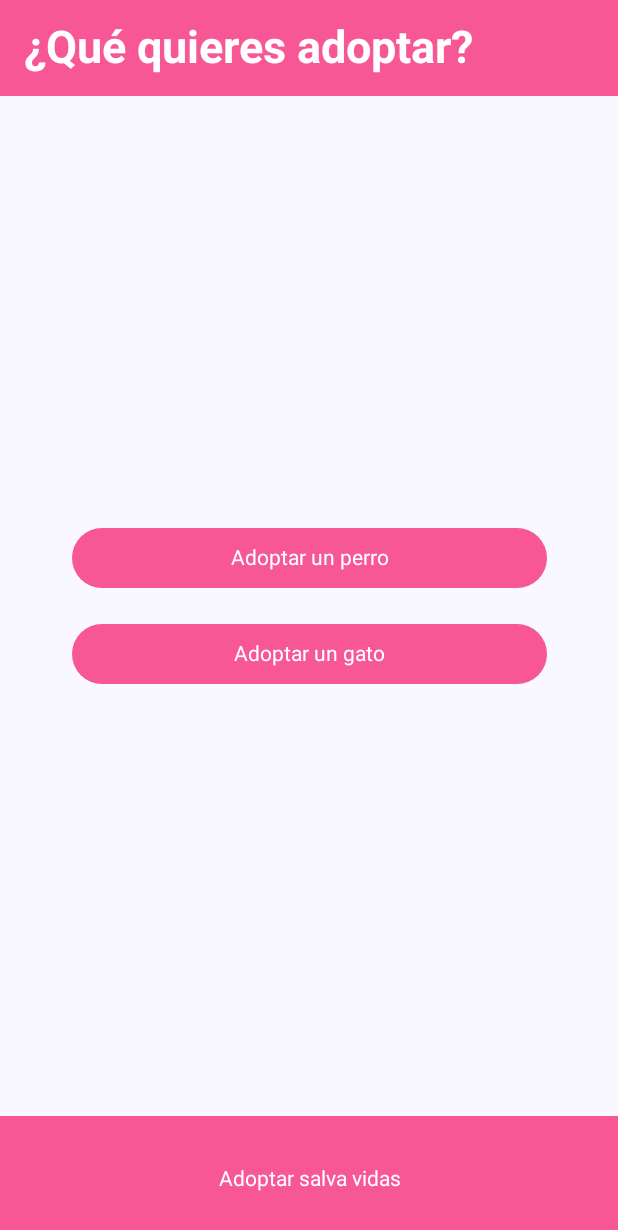
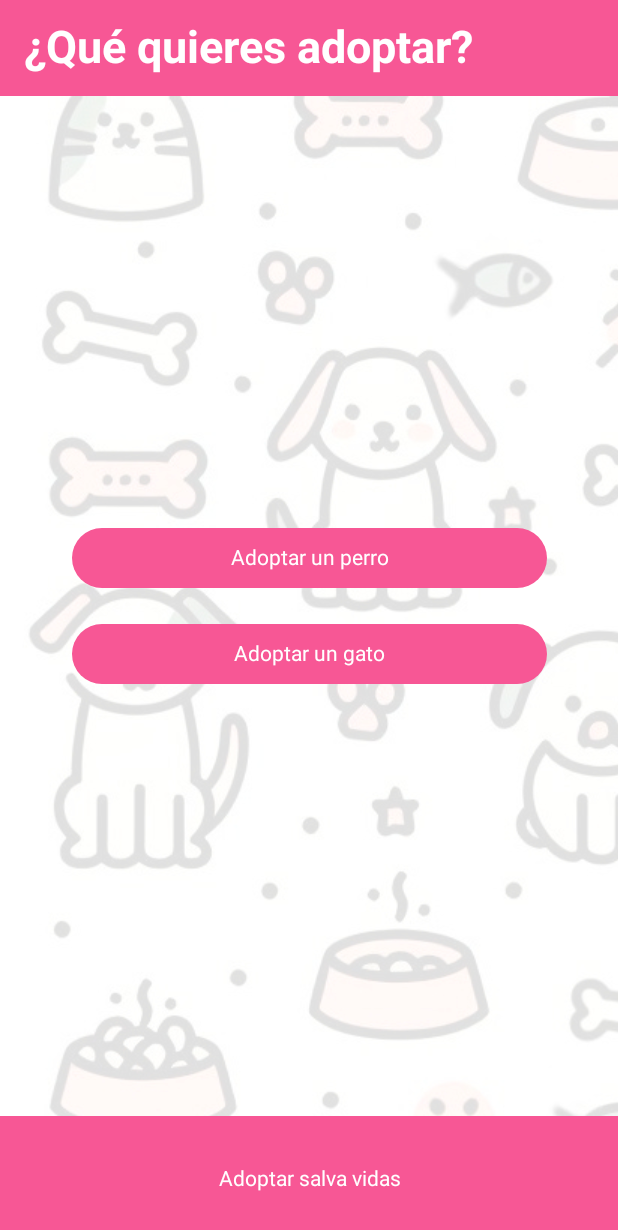
Before and after one commit to alcarazaina/AdoptDA, an Android app built with Jetpack Compose: the PantallaMenu screen opened through its navigation route, on a phone screen of 412 x 824 dp. Shown: the top 1230 px of the screen. Run offline under Robolectric (Android 15) with nearby library versions, the phone set to English and light mode, and no system bars.

Commit message:
añadido fondo al menu

```diff
--- a/app/src/main/java/com/example/adoptda/view/PantallaMenu.kt
+++ b/app/src/main/java/com/example/adoptda/view/PantallaMenu.kt
@@ -1,11 +1,14 @@
 package com.example.adoptda.view
 
+import androidx.compose.foundation.Canvas
 import androidx.compose.foundation.layout.*
 import androidx.compose.material3.*
 import androidx.compose.runtime.Composable
 import androidx.compose.ui.Alignment
 import androidx.compose.ui.Modifier
 import androidx.compose.ui.graphics.Color
+import androidx.compose.ui.graphics.ImageBitmap
+import androidx.compose.ui.res.imageResource
 import androidx.compose.ui.res.stringResource
 import androidx.compose.ui.text.TextStyle
 import androidx.compose.ui.text.font.FontWeight
@@ -18,6 +21,28 @@ import com.example.adoptda.view.ui.theme.Pink
 @OptIn(ExperimentalMaterial3Api::class)
 @Composable
 fun PantallaMenu(navController: NavController) {
+    val backgroundImage = ImageBitmap.imageResource(id = R.drawable.fondo)
+
+    Box(modifier = Modifier.fillMaxSize()) {
+        // Background
+        Canvas(modifier = Modifier.fillMaxSize()) {
+            val imageWidth = backgroundImage.width.toFloat()
+            val imageHeight = backgroundImage.height.toFloat()
+
+            for (x in 0..(size.width / imageWidth).toInt()) {
+                for (y in 0..(size.height / imageHeight).toInt()) {
+                    drawImage(
+                        image = backgroundImage,
+                        topLeft = androidx.compose.ui.geometry.Offset(
+                            x * imageWidth,
+                            y * imageHeight
+                        )
+                    )
+                }
+            }
+        }
+
+        // Scaffold and content
         Scaffold(
             topBar = {
                 TopAppBar(
@@ -46,7 +71,8 @@ fun PantallaMenu(navController: NavController) {
                         textAlign = androidx.compose.ui.text.style.TextAlign.Center
                     )
                 }
-        }
+            },
+            containerColor = Color.Transparent // Make scaffold background transparent
         ) { innerPadding ->
             Column(
                 modifier = Modifier
@@ -82,3 +108,4 @@ fun PantallaMenu(navController: NavController) {
             }
         }
     }
+}
```
Also changed, not shown: app/src/main/res/drawable/fondo.jpg (added). Lines whose indentation alone changed are shown as unchanged.
